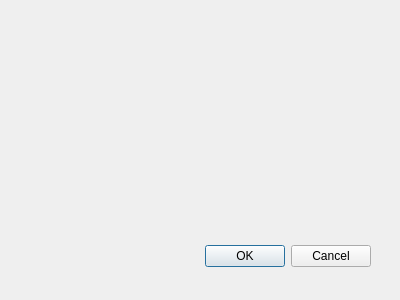
jpcvandam/FTM_plugin, file FTM_dialog_base.ui: the form before one commit.
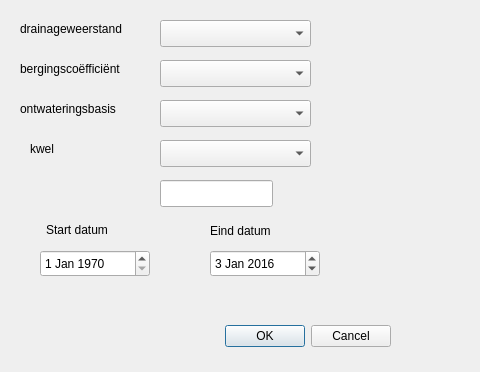
The form after the commit.

Commit message: UI nog beter, nu de logica achter de UI nog maken

Diff of the .ui file:
```diff
--- a/FTM_dialog_base.ui
+++ b/FTM_dialog_base.ui
@@ -1,22 +1,22 @@
 <ui version="4.0" >
  <class>FTMDialogBase</class>
- <widget class="QDialog" name="FTMDialogBase" >
-  <property name="geometry" >
+ <widget class="QDialog" name="FTMDialogBase">
+  <property name="geometry">
    <rect>
     <x>0</x>
     <y>0</y>
-    <width>400</width>
-    <height>300</height>
+    <width>480</width>
+    <height>372</height>
    </rect>
   </property>
   <property name="windowTitle" >
    <string>FTM</string>
   </property>
-  <widget class="QDialogButtonBox" name="button_box" >
-   <property name="geometry" >
+  <widget class="QDialogButtonBox" name="Dialogbox">
+   <property name="geometry">
     <rect>
-     <x>30</x>
-     <y>240</y>
+     <x>50</x>
+     <y>320</y>
      <width>341</width>
      <height>32</height>
     </rect>
@@ -28,6 +28,177 @@
     <set>QDialogButtonBox::Cancel|QDialogButtonBox::Ok</set>
    </property>
   </widget>
+  <widget class="QComboBox" name="drainageweerstand">
+   <property name="geometry">
+    <rect>
+     <x>160</x>
+     <y>20</y>
+     <width>151</width>
+     <height>27</height>
+    </rect>
+   </property>
+  </widget>
+  <widget class="QComboBox" name="bergingscoefficient">
+   <property name="geometry">
+    <rect>
+     <x>160</x>
+     <y>60</y>
+     <width>151</width>
+     <height>27</height>
+    </rect>
+   </property>
+  </widget>
+  <widget class="QComboBox" name="ontwateringsbasis">
+   <property name="geometry">
+    <rect>
+     <x>160</x>
+     <y>100</y>
+     <width>151</width>
+     <height>27</height>
+    </rect>
+   </property>
+  </widget>
+  <widget class="QComboBox" name="kwel">
+   <property name="geometry">
+    <rect>
+     <x>160</x>
+     <y>140</y>
+     <width>151</width>
+     <height>27</height>
+    </rect>
+   </property>
+  </widget>
+  <widget class="QLabel" name="label">
+   <property name="geometry">
+    <rect>
+     <x>20</x>
+     <y>20</y>
+     <width>131</width>
+     <height>17</height>
+    </rect>
+   </property>
+   <property name="text">
+    <string>drainageweerstand</string>
+   </property>
+  </widget>
+  <widget class="QLabel" name="label_2">
+   <property name="geometry">
+    <rect>
+     <x>20</x>
+     <y>60</y>
+     <width>141</width>
+     <height>17</height>
+    </rect>
+   </property>
+   <property name="text">
+    <string>bergingscoëfficiënt</string>
+   </property>
+  </widget>
+  <widget class="QLabel" name="label_3">
+   <property name="geometry">
+    <rect>
+     <x>20</x>
+     <y>100</y>
+     <width>131</width>
+     <height>17</height>
+    </rect>
+   </property>
+   <property name="text">
+    <string>ontwateringsbasis</string>
+   </property>
+  </widget>
+  <widget class="QLabel" name="label_4">
+   <property name="geometry">
+    <rect>
+     <x>30</x>
+     <y>140</y>
+     <width>67</width>
+     <height>17</height>
+    </rect>
+   </property>
+   <property name="text">
+    <string>kwel</string>
+   </property>
+  </widget>
+  <widget class="QLineEdit" name="talkback">
+   <property name="geometry">
+    <rect>
+     <x>160</x>
+     <y>180</y>
+     <width>113</width>
+     <height>27</height>
+    </rect>
+   </property>
+  </widget>
+  <widget class="QDateEdit" name="startDate">
+   <property name="geometry">
+    <rect>
+     <x>40</x>
+     <y>250</y>
+     <width>110</width>
+     <height>27</height>
+    </rect>
+   </property>
+   <property name="dateTime">
+    <datetime>
+     <hour>0</hour>
+     <minute>0</minute>
+     <second>0</second>
+     <year>1970</year>
+     <month>1</month>
+     <day>1</day>
+    </datetime>
+   </property>
+  </widget>
+  <widget class="QLabel" name="label_5">
+   <property name="geometry">
+    <rect>
+     <x>46</x>
+     <y>221</y>
+     <width>101</width>
+     <height>17</height>
+    </rect>
+   </property>
+   <property name="text">
+    <string>Start datum</string>
+   </property>
+  </widget>
+  <widget class="QLabel" name="label_6">
+   <property name="geometry">
+    <rect>
+     <x>210</x>
+     <y>222</y>
+     <width>91</width>
+     <height>17</height>
+    </rect>
+   </property>
+   <property name="text">
+    <string>Eind datum</string>
+   </property>
+  </widget>
+  <widget class="QDateEdit" name="endDate">
+   <property name="geometry">
+    <rect>
+     <x>210</x>
+     <y>250</y>
+     <width>110</width>
+     <height>27</height>
+    </rect>
+   </property>
+   <property name="correctionMode">
+    <enum>QAbstractSpinBox::CorrectToNearestValue</enum>
+   </property>
+   <property name="dateTime">
+    <datetime>
+     <hour>0</hour>
+     <minute>0</minute>
+     <second>0</second>
+     <year>2016</year>
+     <month>1</month>
+     <day>3</day>
+    </datetime>
+   </property>
+  </widget>
  </widget>
  <resources/>
  <connections>
```
Left out of the diff: 37 changed lines with no effect on the pictures. The commit also changes 1 other file.
